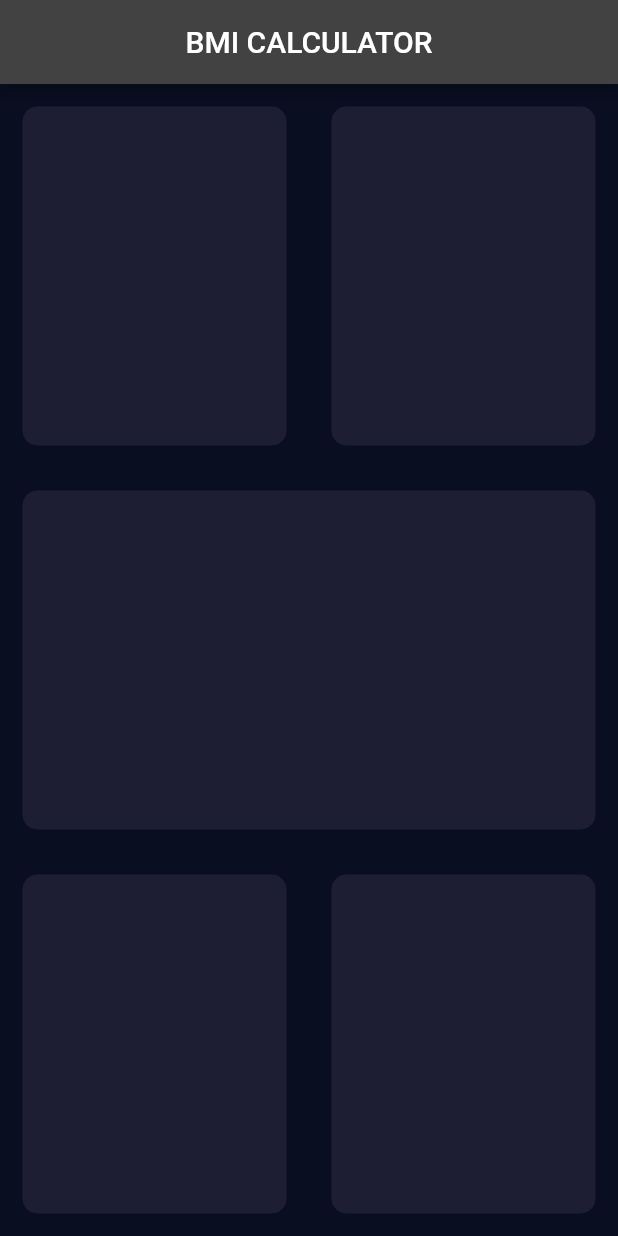
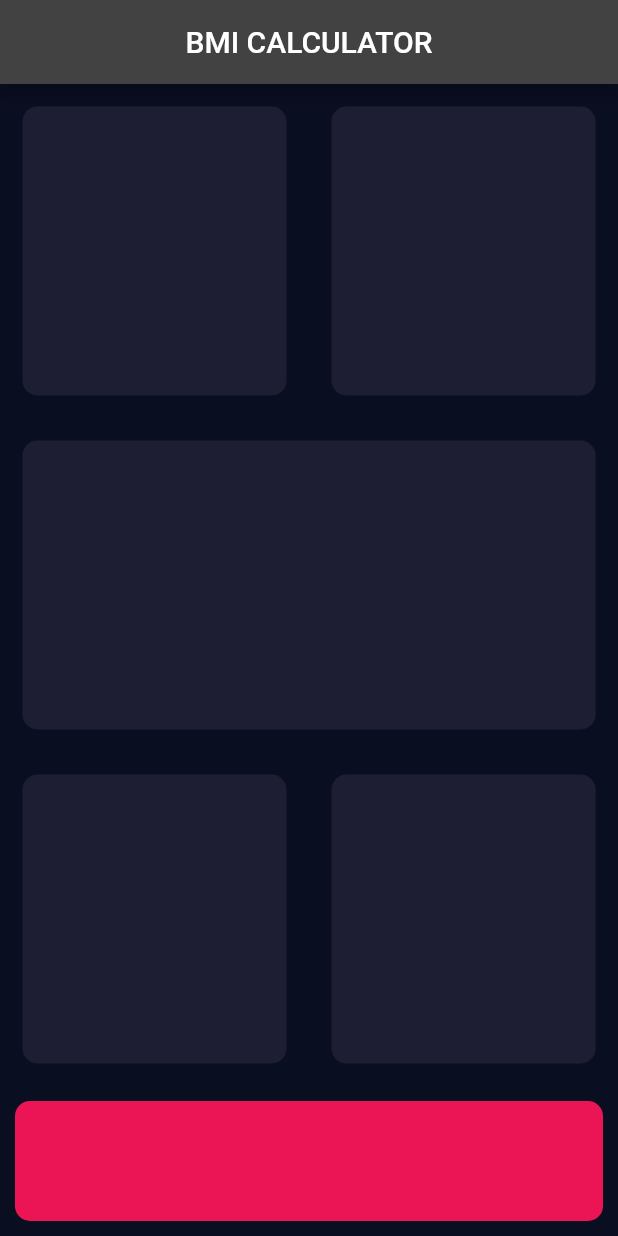
Before and after one commit to Hassanulhaq52/Bmi-Calculator-App, a Flutter app: the screen it shows after launch, on a phone screen of 412 x 824 dp. Run offline on Flutter 3.47's test engine with Material 2 defaults, Android fonts, the phone set to English and light mode, and no system bars.

Commit message:
Final and Const.

```diff
--- a/lib/input_page.dart
+++ b/lib/input_page.dart
@@ -1,4 +1,9 @@
 import 'package:flutter/material.dart';
+
+const bottomContainerHeight = 80.0;
+const activeCardColor =  Color(0xFF1D1E33);
+const bottomContainerColor = Color(0xFFEB1555);
+
 
 class InputPage extends StatefulWidget {
   @override
@@ -19,12 +24,12 @@ class _InputPageState extends State<InputPage> {
               children: [
                 Expanded(
                   child: ReusableCard(
-                    colour: Color(0xFF1D1E33),
+                    colour: activeCardColor,
                   ),
                 ),
                 Expanded(
                   child: ReusableCard(
-                    colour: Color(0xFF1D1E33),
+                    colour: activeCardColor,
                   ),
                 ),
               ],
@@ -40,15 +45,25 @@ class _InputPageState extends State<InputPage> {
               children: [
                 Expanded(
                   child: ReusableCard(
-                    colour: Color(0xFF1D1E33),
+                    colour: activeCardColor,
                   ),
                 ),
                 Expanded(
                   child: ReusableCard(
-                    colour: Color(0xFF1D1E33),
+                    colour: activeCardColor,
                   ),
                 ),
               ],
+            ),
+          ),
+          Container(
+
+            margin: EdgeInsets.all(10.0),
+            width: double.infinity,
+            height: bottomContainerHeight,
+            decoration: BoxDecoration(
+                color: bottomContainerColor,
+              borderRadius: BorderRadius.circular(10.0)
             ),
           ),
         ],
@@ -58,8 +73,7 @@ class _InputPageState extends State<InputPage> {
 }
 
 class ReusableCard extends StatelessWidget {
-
-  ReusableCard({ @required this.colour});
+  ReusableCard({@required this.colour});
 
   final Color colour;
 
```
